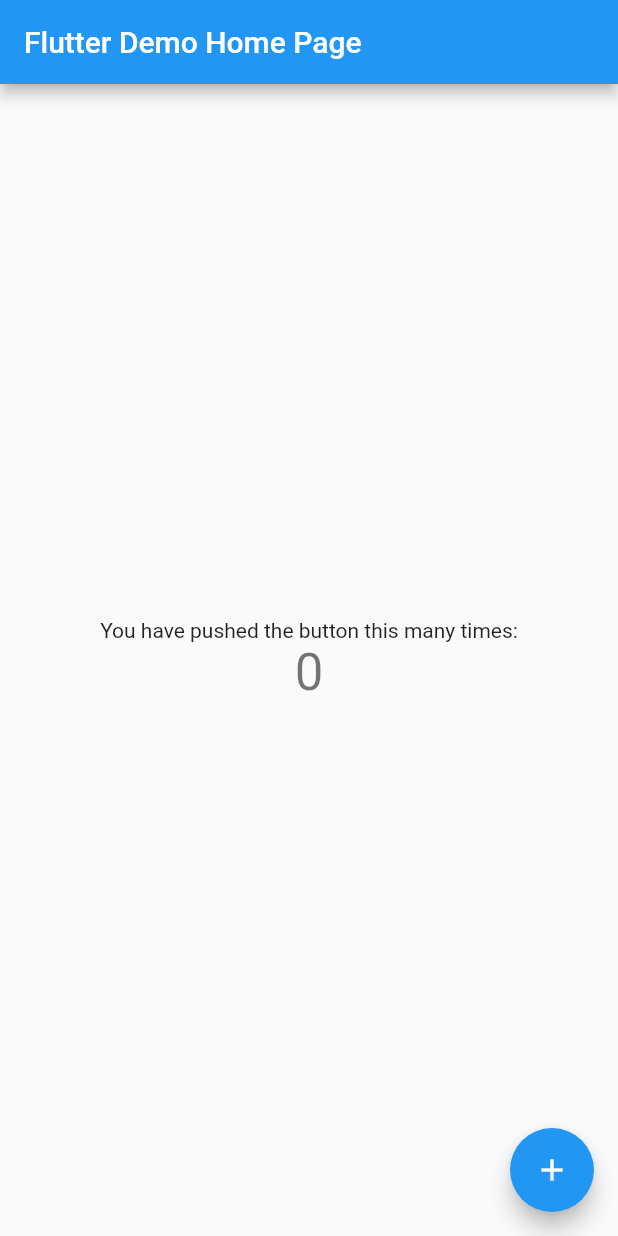
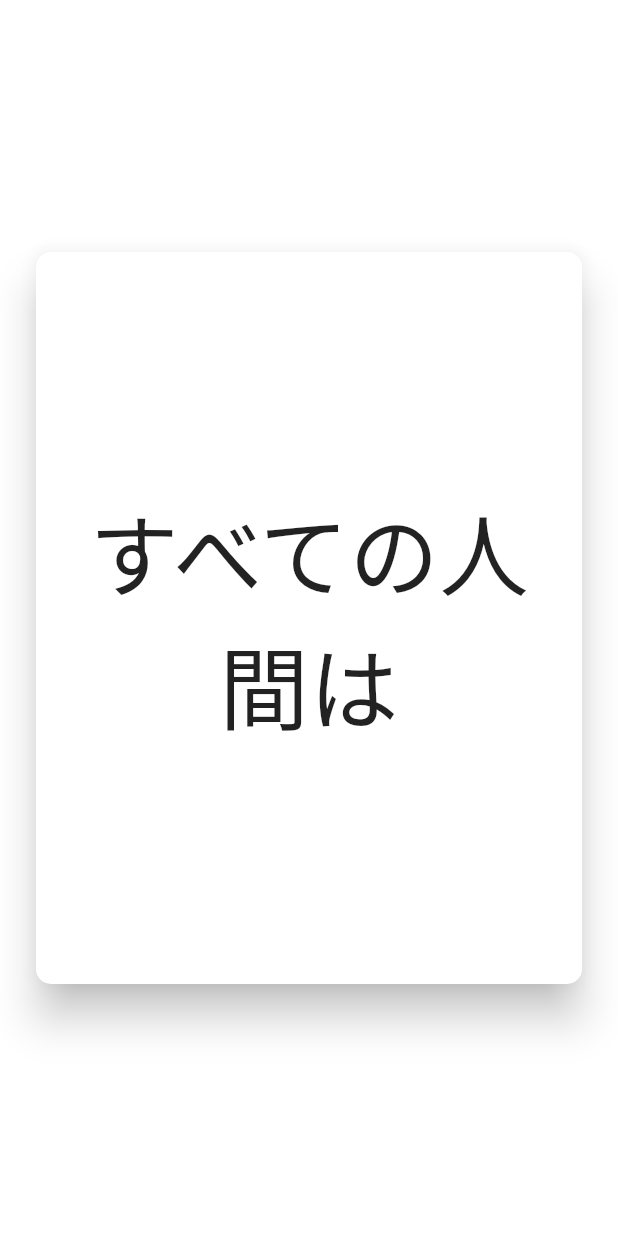
Before and after one commit to hlwanhoj/Nihongo, a Flutter app: the screen it shows after launch, on a phone screen of 412 x 824 dp. Run offline on Flutter 3.47's test engine with Material 2 defaults, Android fonts, the phone set to English and light mode, and no system bars.

Commit message:
Add vocabulary flash card front face

```diff
--- /dev/null
+++ b/lib/card_list_page.dart
@@ -0,0 +1,58 @@
+import 'package:flutter/material.dart';
+
+class FlashCardFront extends StatelessWidget {
+  final String _kanji;
+
+  const FlashCardFront({required String kanji, Key? key})
+      : _kanji = kanji,
+        super(key: key);
+
+  @override
+  Widget build(BuildContext context) {
+    return Card(
+      elevation: 12,
+      color: Colors.white,
+      shape: RoundedRectangleBorder(borderRadius: BorderRadius.circular(10)),
+      child: Padding(
+        padding: const EdgeInsets.all(8.0),
+        child: Center(
+            child: Text(
+          _kanji,
+          textAlign: TextAlign.center,
+          style: const TextStyle(fontFamily: 'Noto Sans JP', fontSize: 60),
+        )),
+      ),
+    );
+  }
+}
+
+class CardListPage extends StatefulWidget {
+  const CardListPage({Key? key}) : super(key: key);
+
+  @override
+  _CardListPageState createState() => _CardListPageState();
+}
+
+class _CardListPageState extends State<CardListPage> {
+  @override
+  void initState() {
+    super.initState();
+  }
+
+  @override
+  Widget build(BuildContext context) {
+    return ColoredBox(
+      color: Colors.white,
+      child: Center(
+          child: SizedBox(
+        width: MediaQuery.of(context).size.width - 40,
+        child: const AspectRatio(
+          aspectRatio: 3 / 4,
+          child: FlashCardFront(
+            kanji: 'すべての人間は',
+          ),
+        ),
+      )),
+    );
+  }
+}
--- a/lib/main.dart
+++ b/lib/main.dart
@@ -1,4 +1,5 @@
 import 'package:flutter/material.dart';
+import 'card_list_page.dart';
 
 void main() {
   runApp(const MyApp());
@@ -24,7 +25,7 @@
         // is not restarted.
         primarySwatch: Colors.blue,
       ),
-      home: const MyHomePage(title: 'Flutter Demo Home Page'),
+      home: const CardListPage(),
     );
   }
 }
```
Also changed, not shown: pubspec.yaml (+4 -4 lines), 1 other file.
